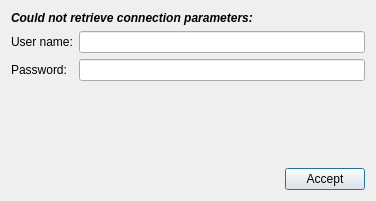
Before: the Qt Designer form ui/credentials.ui in Giswater/giswater_qgis_plugin, drawn with Qt 5.
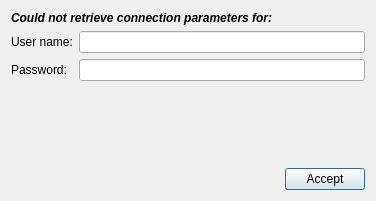
After: the same form once the commit is applied.

Commit message: Enhancement: credentials form

```diff
--- a/ui/credentials.ui
+++ b/ui/credentials.ui
@@ -89,7 +89,7 @@
       </font>
      </property>
      <property name="text">
-      <string>Could not retrieve connection parameters:</string>
+      <string>Could not retrieve connection parameters for:</string>
      </property>
     </widget>
    </item>
```
Left out of the diff: 40 changed lines with no effect on the pictures. The commit also changes 1 other file.
